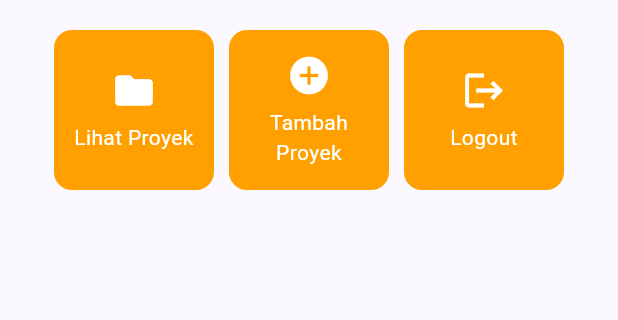
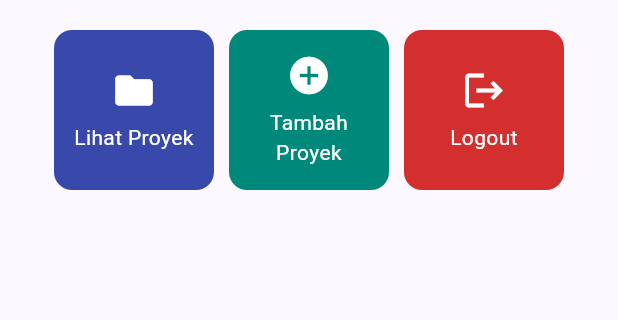
Before and after one commit to joan09go-dotcom/myportofolio_mobile, a Flutter app: the screen it shows after launch, on a phone screen of 412 x 824 dp, the part 387-707 px from its top. Run offline on Flutter 3.47's test engine with Material 3 defaults, Android fonts, the phone set to English and light mode, and no system bars.

Commit message:
feat: Menambah warna custom pada ItemHompage & ItemCard

```diff
--- a/lib/menu.dart
+++ b/lib/menu.dart
@@ -9,9 +9,9 @@ class MyHomePage extends StatelessWidget {
   final String kelas = "PBP E";
 
   final List<ItemHomepage> items = [
-    ItemHomepage("Lihat Proyek", Icons.folder),
-    ItemHomepage("Tambah Proyek", Icons.add_circle),
-    ItemHomepage("Logout", Icons.logout),
+    ItemHomepage("Lihat Proyek", Icons.folder, Colors.indigo.shade600),
+    ItemHomepage("Tambah Proyek", Icons.add_circle, Colors.teal.shade600),
+    ItemHomepage("Logout", Icons.logout, Colors.red.shade700),
   ];
 
   @override
@@ -117,8 +117,9 @@ class InfoCard extends StatelessWidget {
 class ItemHomepage {
   final String name;
   final IconData icon;
+  final Color color; // Menambahkan properti Color
 
-  ItemHomepage(this.name, this.icon);
+  ItemHomepage(this.name, this.icon, this.color);
 }
 
 class ItemCard extends StatelessWidget {
@@ -129,7 +130,7 @@ class ItemCard extends StatelessWidget {
   @override
   Widget build(BuildContext context) {
     return Material(
-      color: Theme.of(context).colorScheme.secondary,
+      color: item.color, // Menerapkan warna custom yang sudah diatur
       borderRadius: BorderRadius.circular(12),
       child: InkWell(
         onTap: () {
```
